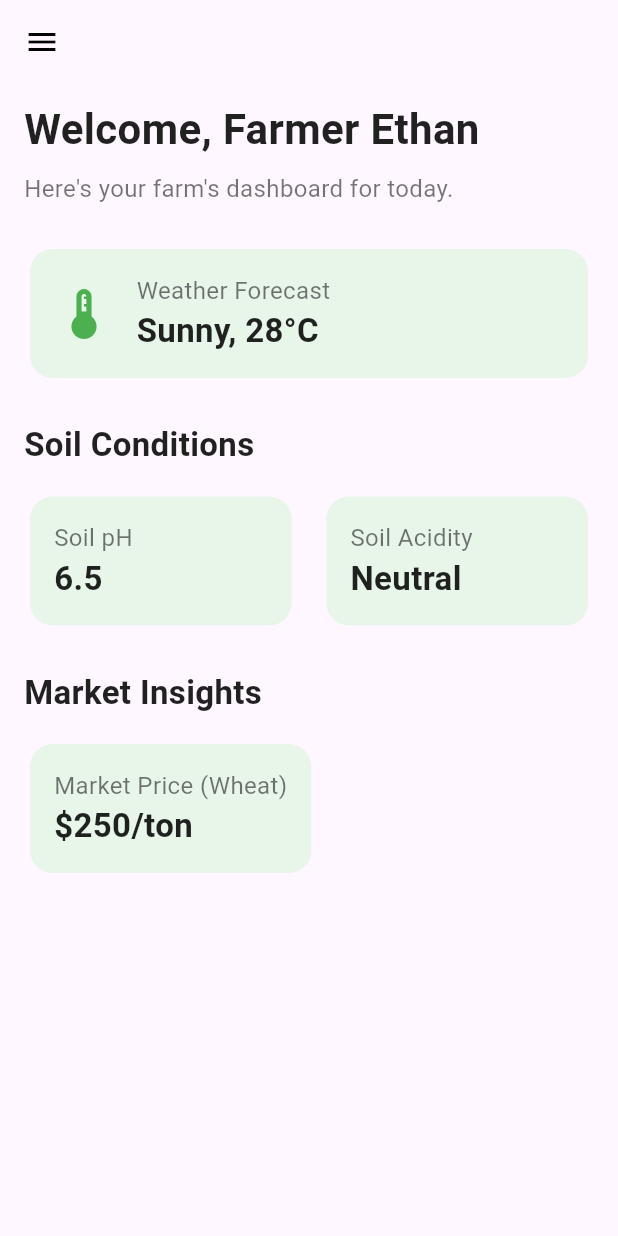
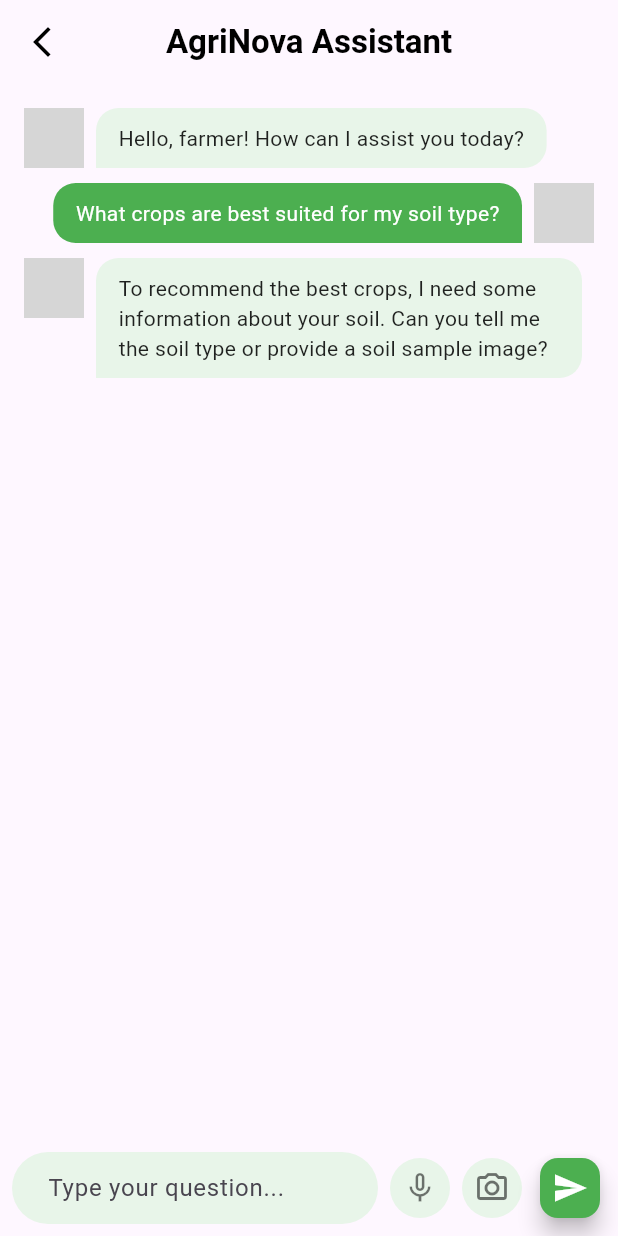
Before and after one commit to codewithmesree/AgriNova, a Flutter app: the screen it shows after launch, in the side drawer, after a tap on "Chatbot", on a phone screen of 412 x 824 dp. Run offline on Flutter 3.47's test engine with Material 3 defaults, Android fonts, the phone set to English and light mode, and no system bars; grey boxes are pictures that could not be loaded.

Commit message:
added chatbot and weather insights page

```diff
--- /dev/null
+++ b/lib/chatbot_screen.dart
@@ -0,0 +1,149 @@
+import 'package:flutter/material.dart';
+
+class ChatbotScreen extends StatefulWidget {
+  const ChatbotScreen({super.key});
+
+  @override
+  State<ChatbotScreen> createState() => _ChatbotScreenState();
+}
+
+class _ChatbotScreenState extends State<ChatbotScreen> {
+  @override
+  Widget build(BuildContext context) {
+    return Scaffold(
+      appBar: AppBar(
+        leading: IconButton(
+          icon: const Icon(Icons.arrow_back_ios_new, color: Colors.black),
+          onPressed: () => Navigator.of(context).pop(),
+        ),
+        title: const Text(
+          'AgriNova Assistant',
+          style: TextStyle(
+            color: Colors.black,
+            fontWeight: FontWeight.bold,
+          ),
+        ),
+        centerTitle: true,
+        backgroundColor: Colors.transparent,
+        elevation: 0,
+      ),
+      body: Column(
+        children: [
+          Expanded(
+            child: ListView(
+              padding: const EdgeInsets.all(16.0),
+              children: [
+                // AgriNova Assistant's initial message
+                _buildMessageBubble(
+                  message: 'Hello, farmer! How can I assist you today?',
+                  isUser: false,
+                  avatar: const CircleAvatar(backgroundImage: AssetImage('assets/chatbot_avatar.png')), // Using local asset for chatbot avatar
+                ),
+                const SizedBox(height: 10),
+                // User's message example
+                _buildMessageBubble(
+                  message: 'What crops are best suited for my soil type?',
+                  isUser: true,
+                  avatar: const CircleAvatar(backgroundImage: AssetImage('assets/user_avatar.png')), // Using local asset for user avatar
+                ),
+                const SizedBox(height: 10),
+                // AgriNova Assistant's response example
+                _buildMessageBubble(
+                  message: 'To recommend the best crops, I need some information about your soil. Can you tell me the soil type or provide a soil sample image?',
+                  isUser: false,
+                  avatar: const CircleAvatar(backgroundImage: AssetImage('assets/chatbot_avatar.png')), // Using local asset for chatbot avatar
+                ),
+              ],
+            ),
+          ),
+          // Message input area
+          Padding(
+            padding: const EdgeInsets.all(8.0),
+            child: Row(
+              children: [
+                Expanded(
+                  child: TextField(
+                    decoration: InputDecoration(
+                      hintText: 'Type your question...',
+                      border: OutlineInputBorder(
+                        borderRadius: BorderRadius.circular(30),
+                        borderSide: BorderSide.none,
+                      ),
+                      filled: true,
+                      fillColor: Colors.green.shade50,
+                      contentPadding: const EdgeInsets.symmetric(horizontal: 20, vertical: 10),
+                    ),
+                  ),
+                ),
+                const SizedBox(width: 8),
+                CircleAvatar(
+                  backgroundColor: Colors.green.shade50,
+                  child: IconButton(
+                    icon: const Icon(Icons.mic_none, color: Colors.black54),
+                    onPressed: () {
+                      // TODO: Implement voice input
+                    },
+                  ),
+                ),
+                const SizedBox(width: 8),
+                CircleAvatar(
+                  backgroundColor: Colors.green.shade50,
+                  child: IconButton(
+                    icon: const Icon(Icons.camera_alt_outlined, color: Colors.black54),
+                    onPressed: () {
+                      // TODO: Implement image input
+                    },
+                  ),
+                ),
+                const SizedBox(width: 8),
+                FloatingActionButton(
+                  onPressed: () {
+                    // TODO: Implement send message
+                  },
+                  backgroundColor: Colors.green,
+                  mini: true,
+                  child: const Icon(Icons.send, color: Colors.white),
+                ),
+              ],
+            ),
+          ),
+        ],
+      ),
+    );
+  }
+
+  Widget _buildMessageBubble({
+    required String message,
+    required bool isUser,
+    required CircleAvatar avatar,
+  }) {
+    return Row(
+      mainAxisAlignment: isUser ? MainAxisAlignment.end : MainAxisAlignment.start,
+      crossAxisAlignment: CrossAxisAlignment.start,
+      children: [
+        if (!isUser) avatar, // Chatbot avatar on the left
+        const SizedBox(width: 8),
+        Flexible(
+          child: Container(
+            padding: const EdgeInsets.symmetric(vertical: 10, horizontal: 15),
+            decoration: BoxDecoration(
+              color: isUser ? Colors.green : Colors.green.shade50,
+              borderRadius: BorderRadius.only(
+                topLeft: const Radius.circular(15),
+                topRight: const Radius.circular(15),
+                bottomLeft: isUser ? const Radius.circular(15) : const Radius.circular(0),
+                bottomRight: isUser ? const Radius.circular(0) : const Radius.circular(15),
+              ),
+            ),
+            child: Text(
+              message,
+              style: TextStyle(color: isUser ? Colors.white : Colors.black87),
+            ),
+          ),
+        ),
+        const SizedBox(width: 8),
+        if (isUser) avatar, // User avatar on the right
+      ],
+    );
+  }
+}
--- a/lib/dashboard_screen.dart
+++ b/lib/dashboard_screen.dart
@@ -1,5 +1,8 @@
 import 'package:flutter/material.dart';
 import 'package:sample_flutter_project/market_insights_screen.dart';
+import 'package:sample_flutter_project/weather_insights_screen.dart';
+import 'package:sample_flutter_project/crop_recommendation_screen.dart';
+import 'package:sample_flutter_project/chatbot_screen.dart';
 
 class DashboardScreen extends StatefulWidget {
   const DashboardScreen({super.key});
@@ -59,6 +62,7 @@ class _DashboardScreenState extends State<DashboardScreen> {
               title: const Text('Chatbot'),
               onTap: () {
                 Navigator.pop(context);
+                Navigator.push(context, MaterialPageRoute(builder: (context) => const ChatbotScreen()));
               },
             ),
             ListTile(
@@ -66,6 +70,7 @@ class _DashboardScreenState extends State<DashboardScreen> {
               title: const Text('Weather Insights'),
               onTap: () {
                 Navigator.pop(context);
+                Navigator.push(context, MaterialPageRoute(builder: (context) => const WeatherInsightsScreen()));
               },
             ),
             ListTile(
```
Also changed, not shown: lib/crop_recommendation_screen.dart (added, +38 -0 lines), lib/weather_insights_screen.dart (added, +233 -0 lines).
